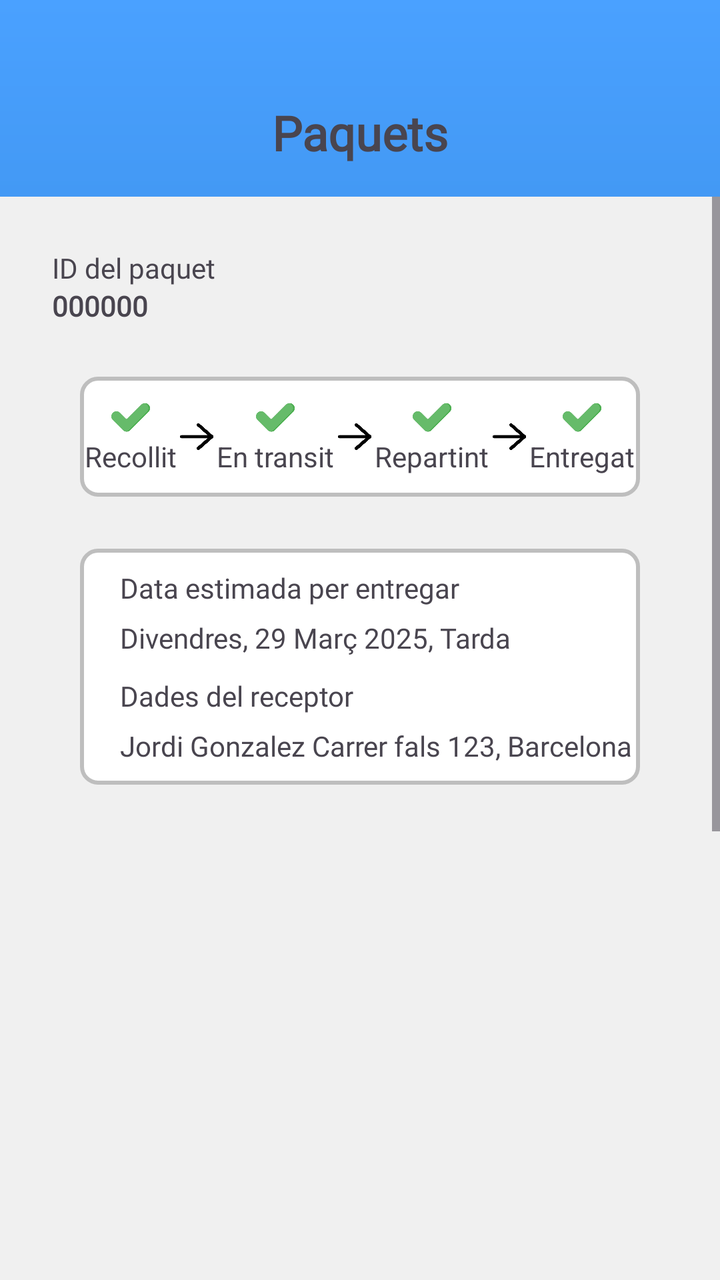
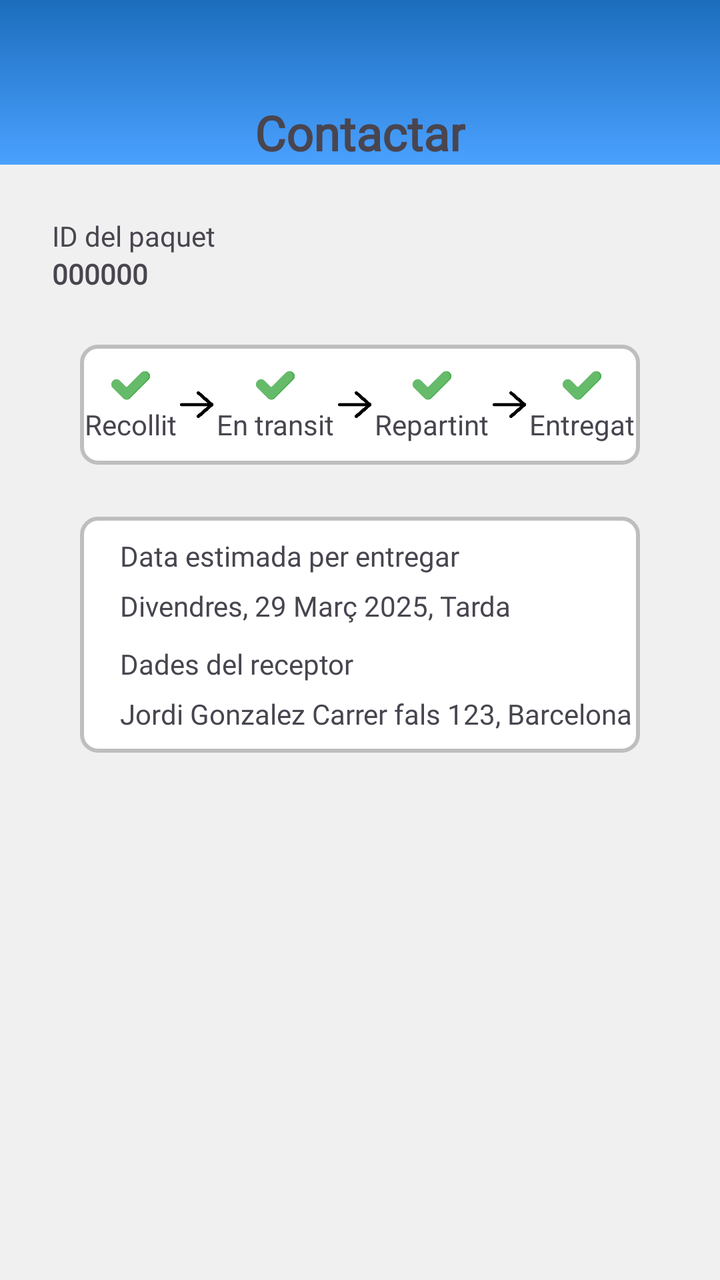

Two renders of the same Android screen: before a commit and after it. Below are the layout's source before the change and the commit's diff.
<!-- AndroidManifest.xml: application theme Theme.Plustrack_android -->
<!-- res/layout/paquet_seleccionat_fragment.xml -->
<?xml version="1.0" encoding="utf-8"?>
<androidx.constraintlayout.widget.ConstraintLayout xmlns:android="http://schemas.android.com/apk/res/android"
    xmlns:app="http://schemas.android.com/apk/res-auto"
    android:layout_width="match_parent"
    android:layout_height="match_parent"
    android:background="@drawable/gradient_color">

    <TextView
        android:id="@+id/titol_fragment"
        android:layout_width="wrap_content"
        android:layout_height="wrap_content"
        android:layout_marginTop="50dp"
        android:text="@string/Paquets"
        android:fontFamily="@font/jost_bold"
        android:textSize="24dp"
        android:textStyle="bold"
        app:layout_constraintStart_toStartOf="parent"
        app:layout_constraintEnd_toEndOf="parent"
        app:layout_constraintTop_toTopOf="parent"/>

    <ScrollView
        android:layout_width="match_parent"
        android:layout_height="0dp"
        android:layout_marginTop="16dp"
        app:layout_constraintTop_toBottomOf="@id/titol_fragment"
        app:layout_constraintStart_toStartOf="parent"
        app:layout_constraintEnd_toEndOf="parent"
        app:layout_constraintBottom_toBottomOf="parent">

        <androidx.constraintlayout.widget.ConstraintLayout
            android:layout_width="match_parent"
            android:layout_height="wrap_content">

            <View
                android:id="@+id/cuadradoBlanco"
                android:layout_width="match_parent"
                android:layout_height="925dp"
                android:background="#F0F0F0"
                app:layout_constraintEnd_toEndOf="parent"
                app:layout_constraintStart_toStartOf="parent"
                app:layout_constraintBottom_toBottomOf="parent"/>

            <TextView
                android:id="@+id/titol_id_paquet"
                android:layout_width="wrap_content"
                android:layout_height="wrap_content"
                android:layout_marginStart="26dp"
                android:layout_marginTop="26dp"
                android:text="@string/id_paquet"
                android:fontFamily="@font/jost_regular"
                app:layout_constraintTop_toTopOf="@+id/cuadradoBlanco"
                app:layout_constraintStart_toStartOf="parent"/>

            <TextView
                android:id="@+id/id_paquet_seleccionat"
                android:layout_width="wrap_content"
                android:layout_height="wrap_content"
                android:layout_marginStart="26dp"
                android:text="000000"
                android:fontFamily="@font/jost_regular"
                android:textStyle="bold"
                app:layout_constraintTop_toBottomOf="@+id/titol_id_paquet"
                app:layout_constraintStart_toStartOf="parent"/>

            <LinearLayout
                android:id="@+id/estat_paquet"
                android:layout_width="wrap_content"
                android:layout_height="60dp"
                android:layout_marginTop="26dp"
                android:background="@drawable/border_top_bottom_white"
                android:orientation="vertical"
                app:layout_constraintStart_toStartOf="parent"
                app:layout_constraintTop_toBottomOf="@+id/id_paquet_seleccionat"
                app:layout_constraintEnd_toEndOf="parent">

                <LinearLayout
                    android:layout_width="280dp"
                    android:layout_height="match_parent"
                    android:orientation="horizontal"
                    android:gravity="center">

                    <LinearLayout
                        android:layout_width="wrap_content"
                        android:layout_height="wrap_content"
                        android:orientation="vertical">

                        <ImageView
                            android:id="@+id/imatge_estat_1"
                            android:layout_width="20dp"
                            android:layout_height="20dp"
                            android:src="@drawable/tick"
                            android:layout_gravity="center_horizontal"/>

                        <TextView
                            android:id="@+id/estat_1"
                            android:layout_width="wrap_content"
                            android:layout_height="wrap_content"
                            android:text="@string/Recollit"/>

                    </LinearLayout>

                    <LinearLayout
                        android:layout_width="wrap_content"
                        android:layout_height="wrap_content"
                        android:orientation="vertical">

                        <ImageView
                            android:layout_width="20dp"
                            android:layout_height="20dp"
                            android:src="@drawable/arrow_forward"
                            android:layout_gravity="center_horizontal"/>

                    </LinearLayout>

                    <LinearLayout
                        android:layout_width="wrap_content"
                        android:layout_height="wrap_content"
                        android:orientation="vertical">

                        <ImageView
                            android:id="@+id/imatge_estat_2"
                            android:layout_width="20dp"
                            android:layout_height="20dp"
                            android:src="@drawable/tick"
                            android:layout_gravity="center_horizontal"/>

                        <TextView
                            android:id="@+id/estat_2"
                            android:layout_width="wrap_content"
                            android:layout_height="wrap_content"
                            android:text="@string/En_transit"/>

                    </LinearLayout>

                    <LinearLayout
                        android:layout_width="wrap_content"
                        android:layout_height="wrap_content"
                        android:orientation="vertical">

                        <ImageView
                            android:layout_width="20dp"
                            android:layout_height="20dp"
                            android:src="@drawable/arrow_forward"
                            android:layout_gravity="center_horizontal"/>

                    </LinearLayout>

                    <LinearLayout
                        android:layout_width="wrap_content"
                        android:layout_height="wrap_content"
                        android:orientation="vertical">

                        <ImageView
                            android:id="@+id/imatge_estat_3"
                            android:layout_width="20dp"
                            android:layout_height="20dp"
                            android:src="@drawable/tick"
                            android:layout_gravity="center_horizontal"/>

                        <TextView
                            android:id="@+id/estat_3"
                            android:layout_width="wrap_content"
                            android:layout_height="wrap_content"
                            android:text="@string/Repartint"/>

                    </LinearLayout>

                    <LinearLayout
                        android:layout_width="wrap_content"
                        android:layout_height="wrap_content"
                        android:orientation="vertical">

                        <ImageView
                            android:layout_width="20dp"
                            android:layout_height="20dp"
                            android:src="@drawable/arrow_forward"
                            android:layout_gravity="center_horizontal"/>

                    </LinearLayout>

                    <LinearLayout
                        android:layout_width="wrap_content"
                        android:layout_height="wrap_content"
                        android:orientation="vertical">

                        <ImageView
                            android:id="@+id/imatge_estat_4"
                            android:layout_width="20dp"
                            android:layout_height="20dp"
                            android:src="@drawable/tick"
                            android:layout_gravity="center_horizontal"/>

                        <TextView
                            android:id="@+id/estat_4"
                            android:layout_width="wrap_content"
                            android:layout_height="wrap_content"
                            android:text="@string/Entregat"/>

                    </LinearLayout>
                </LinearLayout>
            </LinearLayout>

            <LinearLayout
                android:id="@+id/dades_generals"
                android:layout_width="280dp"
                android:layout_height="wrap_content"
                android:layout_marginTop="26dp"
                android:background="@drawable/border_top_bottom_white"
                android:orientation="vertical"
                app:layout_constraintStart_toStartOf="parent"
                app:layout_constraintTop_toBottomOf="@+id/estat_paquet"
                app:layout_constraintEnd_toEndOf="parent">

                <TextView
                    android:id="@+id/titol_recollida"
                    android:text="@string/Data_estimada"
                    android:layout_width="wrap_content"
                    android:layout_height="wrap_content"
                    android:layout_marginStart="20dp"
                    android:layout_marginTop="10dp"
                    android:fontFamily="@font/jost_bold"/>

                <TextView
                    android:id="@+id/recollida"
                    android:text="Divendres, 29 Març 2025, Tarda"
                    android:layout_width="wrap_content"
                    android:layout_height="wrap_content"
                    android:layout_marginStart="20dp"
                    android:layout_marginTop="6dp"
                    android:fontFamily="@font/jost_regular"/>

                <TextView
                    android:id="@+id/titol_dades_receptor"
                    android:text="@string/Dades_receptor"
                    android:layout_width="wrap_content"
                    android:layout_height="wrap_content"
                    android:layout_marginStart="20dp"
                    android:layout_marginTop="10dp"
                    android:fontFamily="@font/jost_bold"/>

                <TextView
                    android:id="@+id/dades_receptor"
                    android:text="Jordi Gonzalez Carrer fals 123, Barcelona"
                    android:layout_width="wrap_content"
                    android:layout_height="wrap_content"
                    android:layout_marginStart="20dp"
                    android:layout_marginTop="6dp"
                    android:layout_marginBottom="10dp"
                    android:fontFamily="@font/jost_regular"/>
            </LinearLayout>
        </androidx.constraintlayout.widget.ConstraintLayout>
    </ScrollView>
</androidx.constraintlayout.widget.ConstraintLayout>
<!-- resources referenced by this layout -->
<resources>
  <!-- drawable arrow_forward: png bitmap (drawable, 25447 bytes) -->
  <!-- drawable border_top_bottom_white (drawable) -->
  <?xml version="1.0" encoding="utf-8"?>
  <layer-list xmlns:android="http://schemas.android.com/apk/res/android">
  
      <item
          android:right="2dp"
          android:left="2dp"
          android:top="2dp"
          android:bottom="2dp">
          <shape
              android:shape="rectangle">
              <solid android:color="#10000000"/>
              <corners android:radius="8dp"/>
          </shape>
      </item>
  
      <item>
          <shape
              android:shape="rectangle">
              <solid android:color="#FFFFFF"/>
              <stroke android:width="2dp" android:color="#BEBEBE"/>
              <corners android:radius="8dp"/>
          </shape>
      </item>
  </layer-list>
  <!-- drawable gradient_color (drawable) -->
  <?xml version="1.0" encoding="utf-8"?>
  <layer-list xmlns:android="http://schemas.android.com/apk/res/android">
      <item>
          <shape android:shape="rectangle">
              <gradient
                  android:angle="270"
                  android:startColor="#4AA1FF"
                  android:endColor="#1C6DBC"
                  android:type="linear"/>
          </shape>
      </item>
  </layer-list>
  <!-- drawable tick: png bitmap (drawable, 21007 bytes) -->
  <string name="Dades_receptor">Dades del receptor</string>
  <string name="Data_estimada">Data estimada per entregar</string>
  <string name="En_transit">En transit</string>
  <string name="Entregat">Entregat</string>
  <string name="Paquets">Paquets</string>
  <string name="Recollit">Recollit</string>
  <string name="Repartint">Repartint</string>
  <string name="id_paquet">ID del paquet</string>
  <style name="Theme.Plustrack_android" parent="Base.Theme.Plustrack_android" />
  <style name="Base.Theme.Plustrack_android" parent="Theme.Material3.DayNight.NoActionBar">
          
          
      </style>
</resources>

<!-- the commit's change to res/layout/paquet_seleccionat_fragment.xml (unified diff, before → after) -->
@@ -3,14 +3,24 @@
     xmlns:app="http://schemas.android.com/apk/res-auto"
     android:layout_width="match_parent"
     android:layout_height="match_parent"
-    android:background="@drawable/gradient_color">
+    android:background="#F0F0F0">
+
+    <View
+        android:id="@+id/cuadrat_blanc"
+        android:layout_width="0dp"
+        android:layout_height="0dp"
+        android:background="@drawable/gradient_color"
+        app:layout_constraintTop_toTopOf="parent"
+        app:layout_constraintBottom_toBottomOf="@+id/titol_fragment"
+        app:layout_constraintStart_toStartOf="parent"
+        app:layout_constraintEnd_toEndOf="parent"/>
 
     <TextView
         android:id="@+id/titol_fragment"
         android:layout_width="wrap_content"
         android:layout_height="wrap_content"
         android:layout_marginTop="50dp"
-        android:text="@string/Paquets"
+        android:text="@string/Contactar"
         android:fontFamily="@font/jost_bold"
         android:textSize="24dp"
         android:textStyle="bold"
@@ -19,9 +29,9 @@
         app:layout_constraintTop_toTopOf="parent"/>
 
     <ScrollView
+        android:id="@+id/scrollView"
         android:layout_width="match_parent"
         android:layout_height="0dp"
-        android:layout_marginTop="16dp"
         app:layout_constraintTop_toBottomOf="@id/titol_fragment"
         app:layout_constraintStart_toStartOf="parent"
         app:layout_constraintEnd_toEndOf="parent"
@@ -30,15 +40,6 @@
         <androidx.constraintlayout.widget.ConstraintLayout
             android:layout_width="match_parent"
             android:layout_height="wrap_content">
-
-            <View
-                android:id="@+id/cuadradoBlanco"
-                android:layout_width="match_parent"
-                android:layout_height="925dp"
-                android:background="#F0F0F0"
-                app:layout_constraintEnd_toEndOf="parent"
-                app:layout_constraintStart_toStartOf="parent"
-                app:layout_constraintBottom_toBottomOf="parent"/>
 
             <TextView
                 android:id="@+id/titol_id_paquet"
@@ -48,7 +49,7 @@
                 android:layout_marginTop="26dp"
                 android:text="@string/id_paquet"
                 android:fontFamily="@font/jost_regular"
-                app:layout_constraintTop_toTopOf="@+id/cuadradoBlanco"
+                app:layout_constraintTop_toTopOf="parent"
                 app:layout_constraintStart_toStartOf="parent"/>
 
             <TextView
<!-- resource entries referenced after the edit -->
@@ -33,18 +33,18 @@
           <shape android:shape="rectangle">
               <gradient
                   android:angle="270"
-                  android:startColor="#4AA1FF"
-                  android:endColor="#1C6DBC"
+                  android:startColor="#1C6DBC"
+                  android:endColor="#4AA1FF"
                   android:type="linear"/>
           </shape>
       </item>
   </layer-list>
   <!-- drawable tick: png bitmap (drawable, 21007 bytes) -->
+  <string name="Contactar">Contactar</string>
   <string name="Dades_receptor">Dades del receptor</string>
   <string name="Data_estimada">Data estimada per entregar</string>
   <string name="En_transit">En transit</string>
   <string name="Entregat">Entregat</string>
-  <string name="Paquets">Paquets</string>
   <string name="Recollit">Recollit</string>
   <string name="Repartint">Repartint</string>
   <string name="id_paquet">ID del paquet</string>
